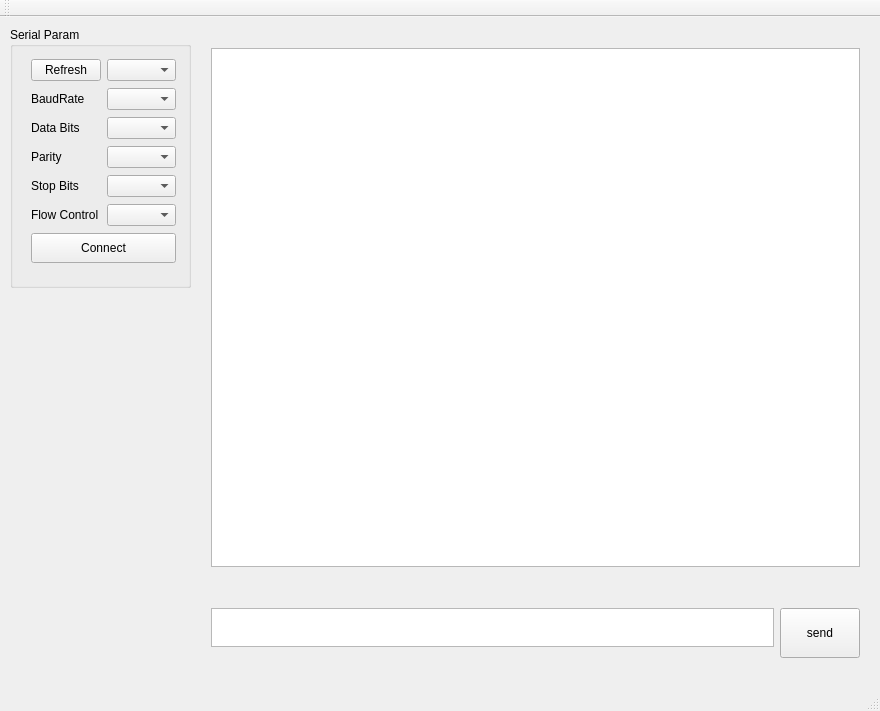
Old version of the form qf_com_assistant/mainwindow.ui in the repository qingfengself/qf_com_assistant.
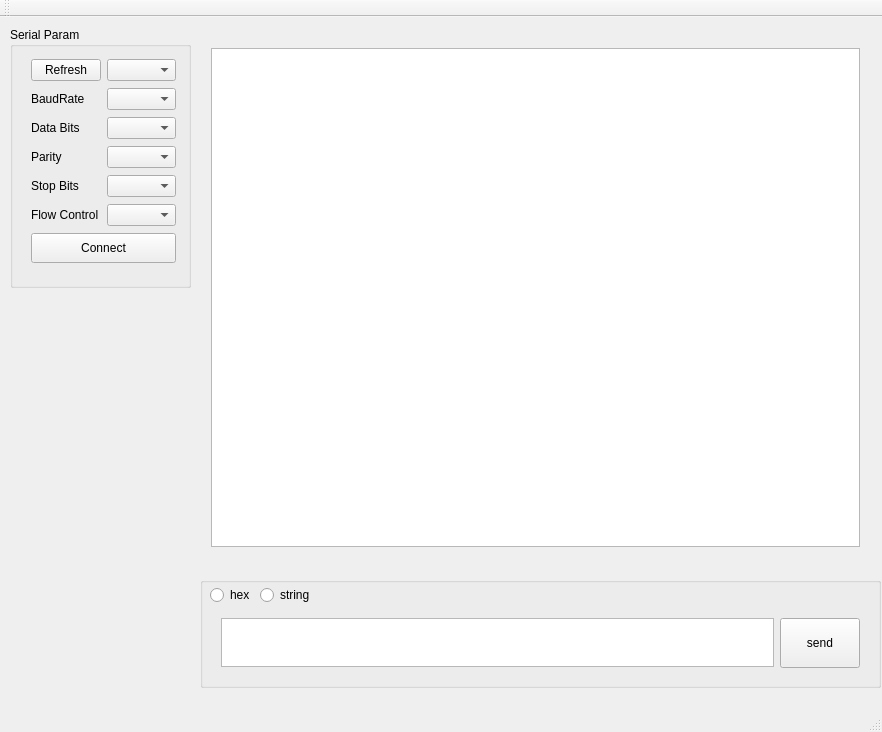
New version of the form.

```diff
--- a/qf_com_assistant/mainwindow.ui
+++ b/qf_com_assistant/mainwindow.ui
@@ -6,8 +6,8 @@
    <rect>
     <x>0</x>
     <y>0</y>
-    <width>880</width>
-    <height>711</height>
+    <width>882</width>
+    <height>732</height>
    </rect>
   </property>
   <property name="windowTitle">
@@ -118,7 +118,7 @@
       <x>200</x>
       <y>20</y>
       <width>671</width>
-      <height>541</height>
+      <height>521</height>
      </rect>
     </property>
     <layout class="QGridLayout" name="gridLayout_2">
@@ -127,17 +127,55 @@
      </item>
     </layout>
    </widget>
+   <widget class="QGroupBox" name="groupBox_2">
+    <property name="geometry">
+     <rect>
+      <x>200</x>
+      <y>560</y>
+      <width>681</width>
+      <height>111</height>
+     </rect>
+    </property>
+    <property name="title">
+     <string/>
+    </property>
+    <widget class="QRadioButton" name="radioButton_sendHex">
+     <property name="geometry">
+      <rect>
+       <x>10</x>
+       <y>10</y>
+       <width>51</width>
+       <height>16</height>
+      </rect>
+     </property>
+     <property name="text">
+      <string>hex</string>
+     </property>
+    </widget>
+    <widget class="QRadioButton" name="radioButton_sendString">
+     <property name="geometry">
+      <rect>
+       <x>60</x>
+       <y>10</y>
+       <width>61</width>
+       <height>16</height>
+      </rect>
+     </property>
+     <property name="text">
+      <string>string</string>
+     </property>
+    </widget>
    <widget class="QWidget" name="gridLayoutWidget_3">
     <property name="geometry">
      <rect>
-      <x>200</x>
-      <y>580</y>
-      <width>671</width>
-      <height>61</height>
+       <x>10</x>
+       <y>30</y>
+       <width>661</width>
+       <height>71</height>
      </rect>
     </property>
     <layout class="QGridLayout" name="gridLayout_4">
-     <item row="2" column="1">
+      <item row="1" column="1">
       <widget class="QPushButton" name="pushButton_sendInput">
        <property name="minimumSize">
         <size>
@@ -150,10 +188,11 @@
        </property>
       </widget>
      </item>
-     <item row="2" column="0">
-      <widget class="QPlainTextEdit" name="plainTextEdit"/>
-     </item>
-    </layout>
+      <item row="1" column="0">
+       <widget class="QPlainTextEdit" name="plainTextEdit_send"/>
+      </item>
+     </layout>
+    </widget>
    </widget>
    <zorder>groupBox</zorder>
    <zorder>gridLayoutWidget_2</zorder>
```
Left out of the diff: 8 changed lines with no effect on the pictures. Lines whose indentation alone changed are shown as unchanged.
